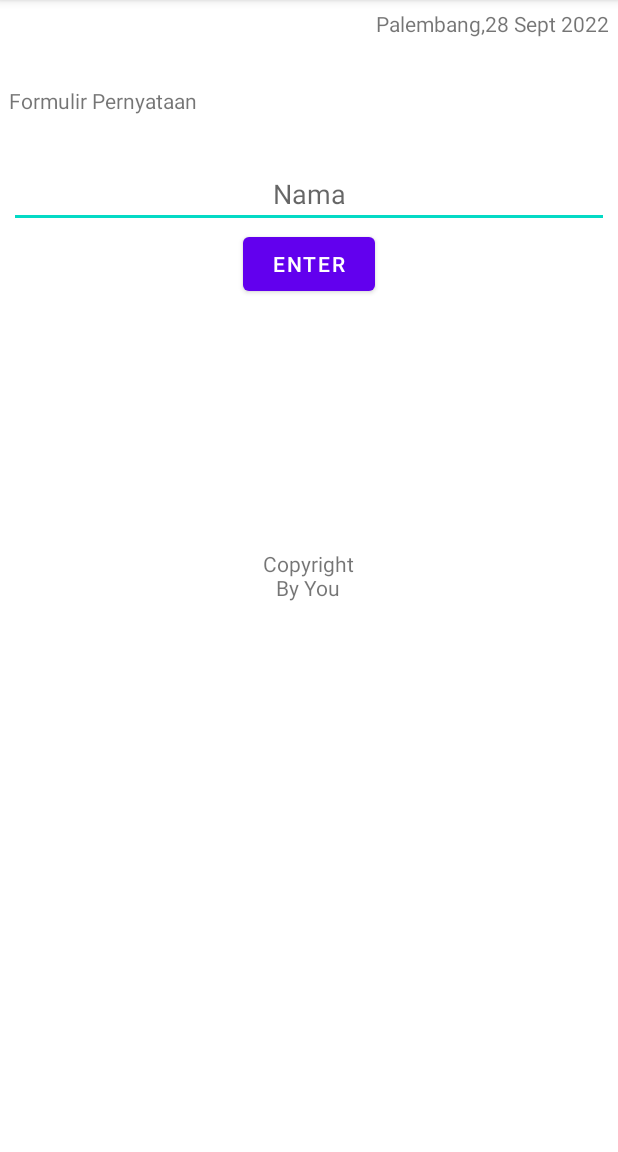
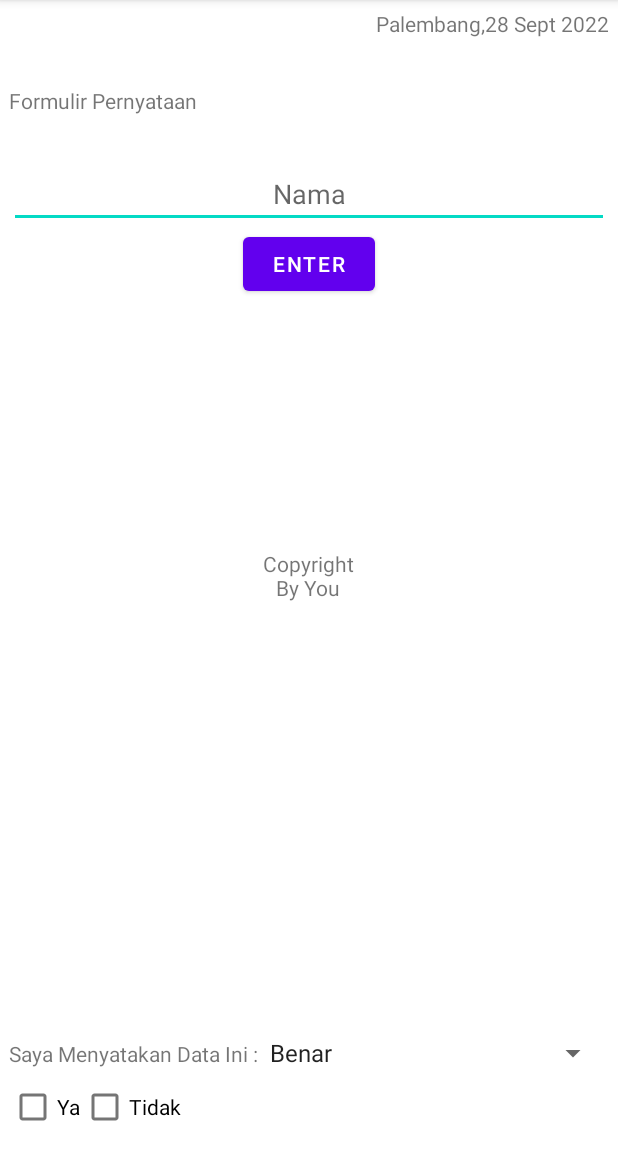
Before and after one commit to adelianjelina/RelativeAneh-1, an Android app: the screen it shows after launch (MainActivity), on a phone screen of 412 x 824 dp, the part 84-1236 px from its top. Run offline under Robolectric (Android 15) with nearby library versions, the phone set to English and light mode, and no system bars.

```diff
--- a/app/src/main/res/layout/activity_main.xml
+++ b/app/src/main/res/layout/activity_main.xml
@@ -42,6 +42,35 @@
         android:text="Copyright\nBy You"
         android:gravity="center"
         android:layout_centerInParent="true"/>
+    <CheckBox
+        android:id="@+id/cb_ya"
+        android:layout_width="wrap_content"
+        android:layout_height="wrap_content"
+        android:text="Ya"
+        android:layout_alignParentBottom="true"/>
+    <CheckBox
+        android:id="@+id/cb_tidak"
+        android:layout_width="wrap_content"
+        android:layout_height="wrap_content"
+        android:text="Tidak"
+        android:layout_alignParentBottom="true"
+        android:layout_toRightOf="@+id/cb_ya"/>
+
+    <TextView
+        android:id="@+id/tv_saya_nyatakan"
+        android:layout_width="wrap_content"
+        android:layout_height="wrap_content"
+        android:text="Saya Menyatakan Data Ini :"
+        android:layout_marginBottom="2dp"
+        android:layout_above="@+id/cb_ya"/>
+    <Spinner
+        android:id="@+id/sp_kemungkinan"
+        android:layout_width="match_parent"
+        android:layout_height="wrap_content"
+        android:entries="@array/arr_kemungkinan"
+        android:layout_above="@+id/cb_ya"
+        android:layout_toRightOf="@+id/tv_saya_nyatakan"/>
+
 
 
 </RelativeLayout>
--- a/app/src/main/res/values/strings.xml
+++ b/app/src/main/res/values/strings.xml
@@ -1,3 +1,17 @@
 <resources>
     <string name="app_name">Relative Aneh</string>
+    <string-array name="arr_kemungkinan">
+        <item>
+            Benar
+        </item>
+        <item>
+            Mungkin Benar
+        </item>
+        <item>
+            Mungkin Salah
+        </item>
+        <item>
+            Salah
+        </item>
+    </string-array>
 </resources>
```
